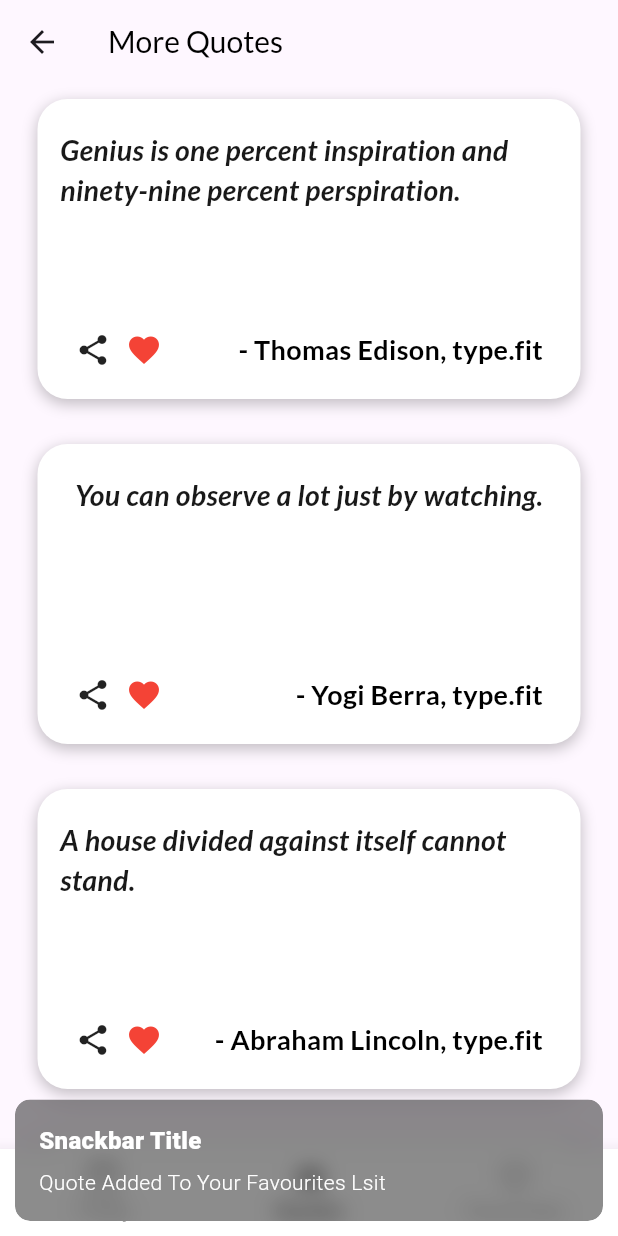
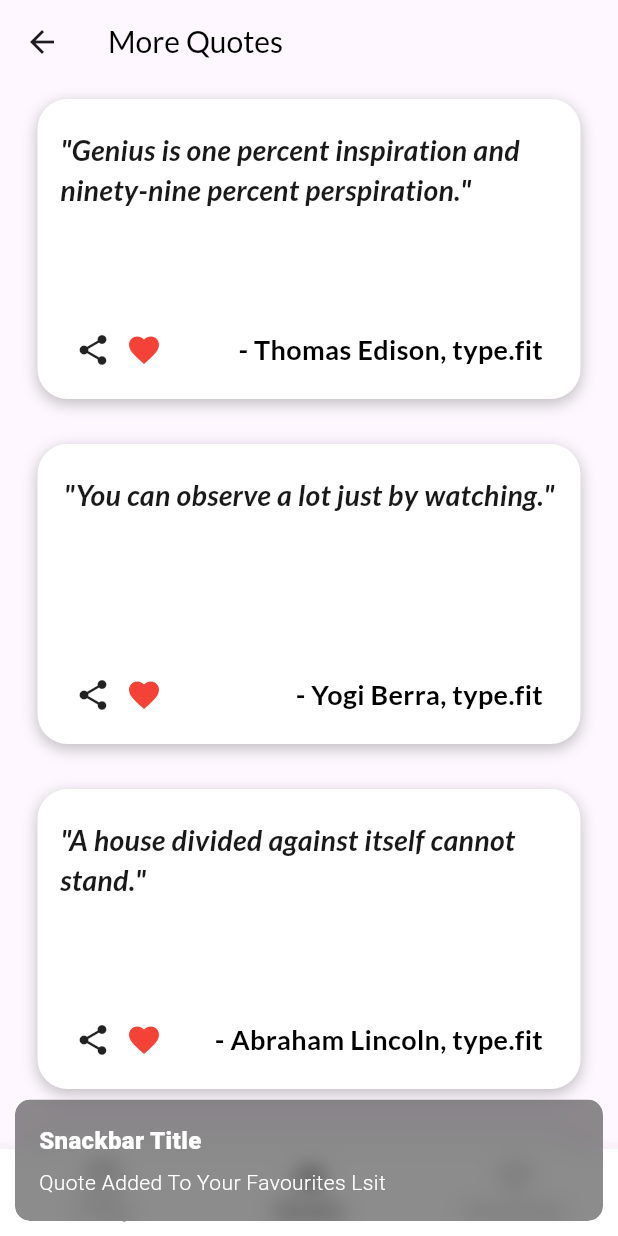
Before and after one commit to Doaamahdy/Quotes-App, a Flutter app: the screen it shows after launch, item 2 of the bottom bar chosen, after a tap on the "favorite" icon, on a phone screen of 412 x 824 dp. Run offline on Flutter 3.47's test engine with Material 3 defaults, Android fonts, the phone set to English and light mode, and no system bars; our stand-ins replace get, get_storage, google_fonts, share_plus, shared_preferences, sqflite; accounts and stored records are empty.

Commit message:
adding utilities and update the code

```diff
--- a/lib/pages/home_page.dart
+++ b/lib/pages/home_page.dart
@@ -1,12 +1,13 @@
 import 'dart:math';
-
 import 'package:flutter/material.dart';
+import 'package:flutter/widgets.dart';
 import 'package:get/get.dart';
 import 'package:google_fonts/google_fonts.dart';
 import 'package:quotes_app/controllers/favorite_controller.dart';
-import 'package:quotes_app/models/quote.dart';
-import 'package:share_plus/share_plus.dart';
-import 'package:flutter/services.dart';
+import 'package:quotes_app/utilities/add_to_favourite.dart';
+import 'package:quotes_app/utilities/copy.dart';
+import 'package:quotes_app/utilities/exist.dart';
+import 'package:quotes_app/utilities/share_text.dart';
 import 'package:shared_preferences/shared_preferences.dart';
 
 class HomePage extends StatefulWidget {
@@ -17,7 +18,7 @@ class HomePage extends StatefulWidget {
 }
 
 class _HomePageState extends State<HomePage> {
-  FavouriteController _controller = Get.put(FavouriteController());
+  final FavouriteController _controller = Get.put(FavouriteController());
   int todayQuoteIndex = 0;
   static const String QUOTE_KEY = "quote_key";
   static const String TIMESTAMP_KEY = "timestamp_key";
@@ -63,40 +64,6 @@ class _HomePageState extends State<HomePage> {
 
   @override
   Widget build(BuildContext context) {
-    void shareText(String text) async {
-      await Share.share(text);
-    }
-
-    void showAutoDismissingMessage(BuildContext context, String message) {
-      ScaffoldMessenger.of(context).showSnackBar(
-        SnackBar(
-          content: Text(message), // Message content
-          duration: const Duration(seconds: 2), // Auto-dismiss after 3 seconds
-        ),
-      );
-    }
-
-    void addToFavourite(Quote quote, BuildContext context) async {
-      bool success = await _controller
-          .addToFavourite(Quote(text: quote.text, author: quote.author));
-      if (!success) {
-        showAutoDismissingMessage(
-            context, "Quote Alredy Exists in Your Favourites List");
-      } else {
-        showAutoDismissingMessage(
-            context, "Quote Added To Your Favourites Lsit");
-      }
-    }
-
-    void copyToClipboard(String text) async {
-      await Clipboard.setData(ClipboardData(text: text));
-      ScaffoldMessenger.of(context).showSnackBar(
-        SnackBar(
-          content: Text('Copied "$text" to clipboard!'),
-        ),
-      );
-    }
-
     return Container(
       decoration: const BoxDecoration(
         color: Colors.white,
@@ -115,17 +82,25 @@ class _HomePageState extends State<HomePage> {
                       color: Colors.black,
                       fontWeight: FontWeight.bold),
                 ),
-                const Icon(
+                GestureDetector(
+                  onTap: () {
+                    exitApp();
+                  },
+                  child: const Icon(
                     Icons.exit_to_app,
                     color: Colors.black,
                     weight: 700,
                     size: 30,
+                  ),
                 )
               ],
             ),
             const SizedBox(
-              height: 50,
+              height: 100,
             ),
+            Column(
+              mainAxisAlignment: MainAxisAlignment.center,
+              children: [
                 Text(
                   "Good Morning!",
                   style: GoogleFonts.lato(
@@ -140,7 +115,7 @@ class _HomePageState extends State<HomePage> {
                 ),
                 Container(
                   padding: const EdgeInsets.only(left: 10, right: 10, top: 10),
-              height: 500,
+                  height: 400,
                   width: 350,
                   decoration: BoxDecoration(
                     gradient: const LinearGradient(
@@ -185,7 +160,7 @@ class _HomePageState extends State<HomePage> {
                         margin: const EdgeInsets.only(right: 10),
                         width: double.maxFinite,
                         child: Text(
-                      "- " + _controller.quotes[todayQuoteIndex].author!,
+                          "- ${_controller.quotes[todayQuoteIndex].author!}",
                           textAlign: TextAlign.right,
                           style: GoogleFonts.lato(
                             color: Colors.white,
@@ -208,7 +183,7 @@ class _HomePageState extends State<HomePage> {
                             GestureDetector(
                               onTap: () {
                                 addToFavourite(
-                                _controller.quotes[todayQuoteIndex], context);
+                                    _controller.quotes[todayQuoteIndex]);
                               },
                               child: const Icon(
                                 Icons.favorite,
@@ -246,6 +221,8 @@ class _HomePageState extends State<HomePage> {
                 ),
               ],
             ),
+          ],
+        ),
       ),
     );
   }
--- /dev/null
+++ b/lib/utilities/add_to_favourite.dart
@@ -0,0 +1,16 @@
+import 'package:get/get.dart';
+import 'package:quotes_app/controllers/favorite_controller.dart';
+import 'package:quotes_app/models/quote.dart';
+import 'package:quotes_app/utilities/snacker.dart';
+
+void addToFavourite(Quote quote) async {
+  print("Here The text Of The Quote");
+  print(quote.text);
+  FavouriteController controller = Get.put(FavouriteController());
+  bool success = await controller.addToFavourite(quote);
+  if (!success) {
+    showSnackbar("Quote Already Exists in Your Favourites List");
+  } else {
+    showSnackbar("Quote Added To Your Favourites Lsit");
+  }
+}
--- /dev/null
+++ b/lib/utilities/exist.dart
@@ -0,0 +1,5 @@
+import 'package:flutter/services.dart';
+
+void exitApp() {
+  SystemNavigator.pop();
+}
--- /dev/null
+++ b/lib/utilities/share_text.dart
@@ -0,0 +1,5 @@
+import 'package:share_plus/share_plus.dart';
+
+void shareText(String text) async {
+  await Share.share(text);
+}
--- /dev/null
+++ b/lib/utilities/snacker.dart
@@ -0,0 +1,15 @@
+import 'package:flutter/material.dart';
+import 'package:get/get.dart';
+
+void showSnackbar(String text) {
+  Get.snackbar(
+    "Snackbar Title", // title
+    text, // message
+    snackPosition: SnackPosition.BOTTOM, // position of the snackbar
+    backgroundColor: Colors.black45, // background color
+    colorText: Colors.white, // text color
+    borderRadius: 10, // border radius
+    margin: EdgeInsets.all(10), // margin
+    duration: Duration(seconds: 2), // duration
+  );
+}
--- a/lib/widgets/quote_item.dart
+++ b/lib/widgets/quote_item.dart
@@ -1,12 +1,10 @@
-import 'package:flutter/cupertino.dart';
 import 'package:flutter/material.dart';
-import 'package:flutter/rendering.dart';
-import 'package:flutter/widgets.dart';
 import 'package:get/get.dart';
 import 'package:google_fonts/google_fonts.dart';
 import 'package:quotes_app/controllers/favorite_controller.dart';
 import 'package:quotes_app/models/quote.dart';
-import 'package:share_plus/share_plus.dart';
+import 'package:quotes_app/utilities/add_to_favourite.dart';
+import 'package:quotes_app/utilities/share_text.dart';
 
 class QuoteLisItem extends StatelessWidget {
   final Quote quote;
@@ -17,35 +15,6 @@ class QuoteLisItem extends StatelessWidget {
 
   @override
   Widget build(BuildContext context) {
-    void showSnackbar(String text) {
-      Get.snackbar(
-        "Snackbar Title", // title
-        text, // message
-        snackPosition: SnackPosition.BOTTOM, // position of the snackbar
-        backgroundColor: Colors.black45, // background color
-        colorText: Colors.white, // text color
-        borderRadius: 10, // border radius
-        margin: EdgeInsets.all(10), // margin
-        duration: Duration(seconds: 2), // duration
-      );
-    }
-
-    void addToFavourite(Quote quote) async {
-      print("Here The text Of The Quote");
-      print(quote.text);
-      FavouriteController controller = Get.put(FavouriteController());
-      bool success = await controller.addToFavourite(quote);
-      if (!success) {
-        showSnackbar("Quote Already Exists in Your Favourites List");
-      } else {
-        showSnackbar("Quote Added To Your Favourites Lsit");
-      }
-    }
-
-    void shareText(String text) async {
-      await Share.share(text);
-    }
-
     return Container(
       padding: const EdgeInsets.only(right: 15, left: 15, top: 20, bottom: 20),
       width: MediaQuery.of(context).size.width - 50,
@@ -64,7 +33,7 @@ class QuoteLisItem extends StatelessWidget {
       child: Column(
         children: [
           Text(
-            quote.text!,
+            '"${quote.text}"',
             style: GoogleFonts.lato(
                 textStyle: TextStyle(
               color: Colors.black.withOpacity(0.9),
@@ -86,18 +55,18 @@ class QuoteLisItem extends StatelessWidget {
                       onTap: () {
                         shareText('"${quote.text}"');
                       },
-                      child: Icon(Icons.share),
+                      child: const Icon(Icons.share),
                     ),
-                    SizedBox(
+                    const SizedBox(
                       width: 10,
                     ),
                     isFavourite == true
                         ? GestureDetector(
                             onTap: () {
-                              FavouriteController _favouriteController =
+                              FavouriteController favouriteController =
                                   Get.put(FavouriteController());
 
-                              _favouriteController.deleteFromFavourite(quote);
+                              favouriteController.deleteFromFavourite(quote);
                             },
                             child: const Icon(
                               Icons.delete,
@@ -116,7 +85,7 @@ class QuoteLisItem extends StatelessWidget {
                   ],
                 ),
                 Text(
-                  "- " + quote.author!,
+                  "- ${quote.author!}",
                   style: GoogleFonts.lato(
                       textStyle: const TextStyle(
                     fontWeight: FontWeight.bold,
```
Also changed, not shown: lib/pages/favourites_page.dart (+5 -7 lines), lib/utilities/copy.dart (added, +8 -0 lines). Lines whose indentation alone changed are shown as unchanged.
